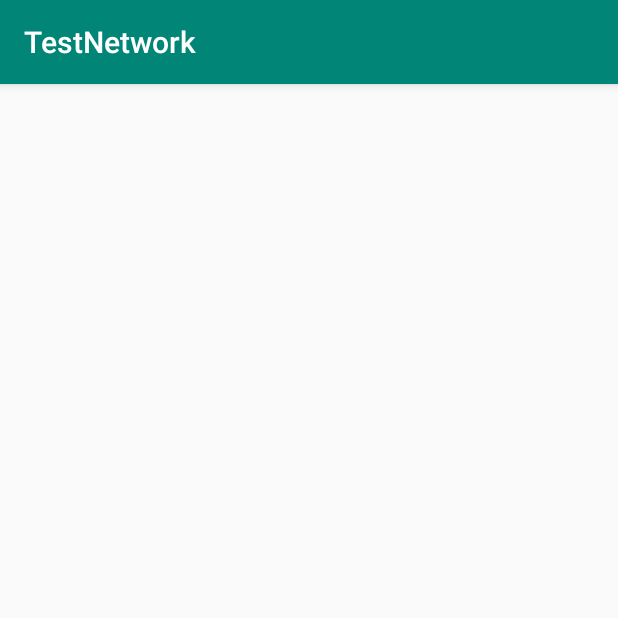
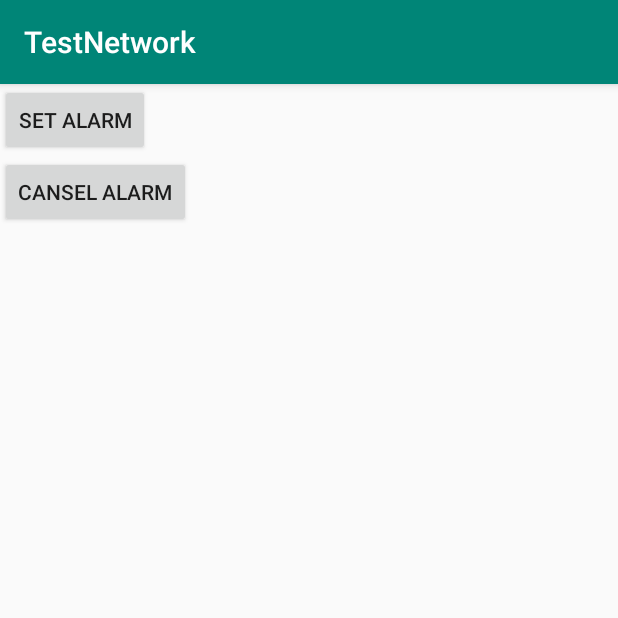
Before and after one commit to binkos/TestNetwork, an Android app: the fragment FragmentMail shown on its own in the app's theme, on a phone screen of 412 x 824 dp, the top half of it. Run offline under Robolectric (Android 15) with nearby library versions, the phone set to English and light mode, and no system bars.

Commit message:
tried to add alarm but doesn't work without reasons

```diff
--- a/app/src/main/AndroidManifest.xml
+++ b/app/src/main/AndroidManifest.xml
@@ -11,6 +11,8 @@
     -->
     <uses-permission android:name="android.permission.ACCESS_FINE_LOCATION" />
     <uses-permission android:name="android.permission.INTERNET" />
+    <uses-permission android:name="android.permission.WAKE_LOCK" />
+    <uses-permission android:name="android.permission.VIBRATE" />
 
     <application
         android:name=".Person.App"
@@ -29,6 +31,7 @@
              sign the APK for publishing.
              You can define the keys for the debug and release targets in src/debug/ and src/release/.
         -->
+
         <meta-data
             android:name="com.google.android.geo.API_KEY"
             android:value="@string/google_maps_key" />
@@ -48,6 +51,9 @@
                 <category android:name="android.intent.category.LAUNCHER" />
             </intent-filter>
         </activity>
+        <service android:name=".Fragments$Alarm.AlarmService"
+            android:enabled="true"/>
+        <receiver android:name=".Fragments$Alarm.AlarmReceiver" />
     </application>
 
 </manifest>
--- a/app/src/main/java/com/example/testnetwork/Fragments/FragmentGallery.java
+++ b/app/src/main/java/com/example/testnetwork/Fragments/FragmentGallery.java
@@ -46,7 +46,6 @@ public class FragmentGallery extends Fragment implements PixabayGalleryAdapter.o
                 }
 
                 recyclerView = view.findViewById(R.id.recycler_gallery_view);
-
                 photoList = new ArrayList<>(Arrays.asList(response.body().getPictures()));
 
                 galleryAdapter = new PixabayGalleryAdapter(getContext(),photoList);
@@ -61,7 +60,6 @@ public class FragmentGallery extends Fragment implements PixabayGalleryAdapter.o
             }
         });
 
-
         return view;
     }
 
--- a/app/src/main/java/com/example/testnetwork/Fragments/FragmentMail.java
+++ b/app/src/main/java/com/example/testnetwork/Fragments/FragmentMail.java
@@ -1,26 +1,95 @@
 package com.example.testnetwork.Fragments;
 
+import android.app.AlarmManager;
+import android.app.Notification;
+import android.app.NotificationManager;
+import android.app.PendingIntent;
+import android.app.TimePickerDialog;
+import android.content.Context;
+import android.content.Intent;
+import android.graphics.Color;
+import android.media.RingtoneManager;
 import android.os.Bundle;
+import android.provider.Settings;
 import android.support.annotation.NonNull;
 import android.support.annotation.Nullable;
+import android.support.v4.app.DialogFragment;
 import android.support.v4.app.Fragment;
+import android.support.v4.app.NotificationCompat;
+import android.util.Log;
 import android.view.LayoutInflater;
 import android.view.View;
 import android.view.ViewGroup;
+import android.widget.Button;
+import android.widget.TextView;
+import android.widget.TimePicker;
+import android.widget.Toast;
 
+import com.example.testnetwork.Fragments.Alarm.AlarmReceiver;
 import com.example.testnetwork.R;
 
+import java.text.DateFormat;
+import java.util.Calendar;
+
+import static android.support.v4.content.ContextCompat.getSystemService;
+
 public class FragmentMail extends Fragment {
+
+
+    public static FragmentMail context;
+    AlarmManager am;
+    PendingIntent pi;
+    TextView alarmTV;
+    Button setAlarmBTN;
+    Button canAlarmBTN;
+
+
+
+    int hour;
+    int min;
 
     @Nullable
     @Override
     public View onCreateView(@NonNull LayoutInflater inflater, @Nullable ViewGroup container, @Nullable Bundle savedInstanceState) {
-        return inflater.inflate(R.layout.mail_fragment_layout,container,false);
+        View view = inflater.inflate(R.layout.mail_fragment_layout, container, false);
+        setAlarmBTN = view.findViewById(R.id.setAlarm);
+        canAlarmBTN = view.findViewById(R.id.closeAlarm);
+        alarmTV = view.findViewById(R.id.AlarmInfo);
+        Calendar c = Calendar.getInstance();
+
+        TimePickerDialog.OnTimeSetListener timeSetListener = (v,h,m)->{
+            hour = h;
+            min = m;
+            alarmTV.setText(h+":"+m);
+
+            Intent intent = new Intent(getContext(),AlarmReceiver.class);
+            intent.putExtra("hours",h);
+            intent.putExtra("minutes",m);
+
+            pi = PendingIntent.getBroadcast(getContext(),1,intent,PendingIntent.FLAG_UPDATE_CURRENT);
+
+        };
+
+
+
+
+        setAlarmBTN.setOnClickListener(v -> {
+            TimePickerDialog timePickerDialog = new TimePickerDialog(getContext(),timeSetListener,c.get(Calendar.HOUR),c.get(Calendar.MINUTE), false);
+            timePickerDialog.show();
+
+            Toast.makeText(getContext(),System.currentTimeMillis()+"",Toast.LENGTH_SHORT).show();
+
+            am = (AlarmManager) view.getContext().getSystemService(Context.ALARM_SERVICE);
+            am.set(AlarmManager.RTC,System.currentTimeMillis()+400,pi);
+
+        });
+
+        canAlarmBTN.setOnClickListener(v -> {
+            alarmTV.setText("");
+            am.cancel(pi);
+        });
+
+        return view;
     }
 
-    @Override
-    public void onViewCreated(@NonNull View view, @Nullable Bundle savedInstanceState) {
-
-        super.onViewCreated(view, savedInstanceState);
-    }
 }
--- a/app/src/main/java/com/example/testnetwork/Fragments/MapsAPI/MapsStep.java
+++ b/app/src/main/java/com/example/testnetwork/Fragments/MapsAPI/MapsStep.java
@@ -3,7 +3,7 @@ package com.example.testnetwork.Fragments.MapsAPI;
 import com.google.gson.annotations.Expose;
 import com.google.gson.annotations.SerializedName;
 
-class MapsStep {
+ public class MapsStep {
     @SerializedName("distance")
     @Expose
     private String distanceTextValue;
--- a/app/src/main/res/layout/mail_fragment_layout.xml
+++ b/app/src/main/res/layout/mail_fragment_layout.xml
@@ -1,6 +1,21 @@
 <?xml version="1.0" encoding="utf-8"?>
-<android.support.constraint.ConstraintLayout
+<LinearLayout
     xmlns:android="http://schemas.android.com/apk/res/android" android:layout_width="match_parent"
-    android:layout_height="match_parent">
+    android:layout_height="match_parent"
+    android:orientation="vertical">
+    <Button
+        android:text="Set Alarm"
+        android:id="@+id/setAlarm"
+        android:layout_width="wrap_content"
+        android:layout_height="wrap_content" />
+    <Button
+        android:text="Cansel Alarm"
+        android:id="@+id/closeAlarm"
+        android:layout_width="wrap_content"
+        android:layout_height="wrap_content" />
+    <TextView
+        android:id="@+id/AlarmInfo"
+        android:layout_width="wrap_content"
+        android:layout_height="wrap_content" />
 
-</android.support.constraint.ConstraintLayout>
+</LinearLayout>
```
Also changed, not shown: app/src/main/java/com/example/testnetwork/Fragments/Alarm/AlarmReceiver.java (added, +51 -0 lines), app/src/main/java/com/example/testnetwork/Fragments/Alarm/AlarmService.java (added, +17 -0 lines), app/src/main/java/com/example/testnetwork/Fragments/MapsAPI/MapsAPIService.java (+7 -2 lines), app/src/main/java/com/example/testnetwork/Fragments/MapsActivity.java (+21 -4 lines).
